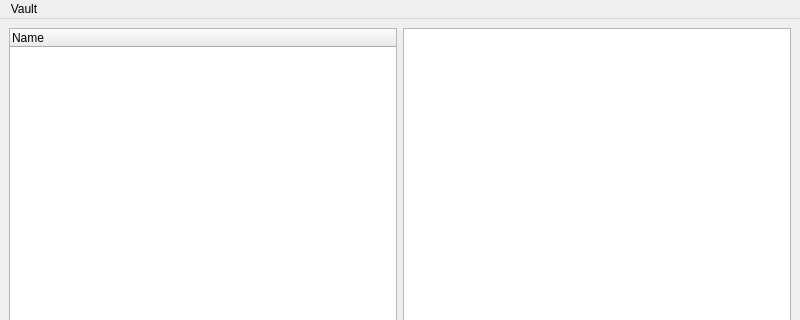
Above: src/mainwindow.ui from antpiasecki/dull before the change; both pictures show x 0 to 800 and y 0 to 320 of the 800 by 600 pixel window. Below: the same form after it.
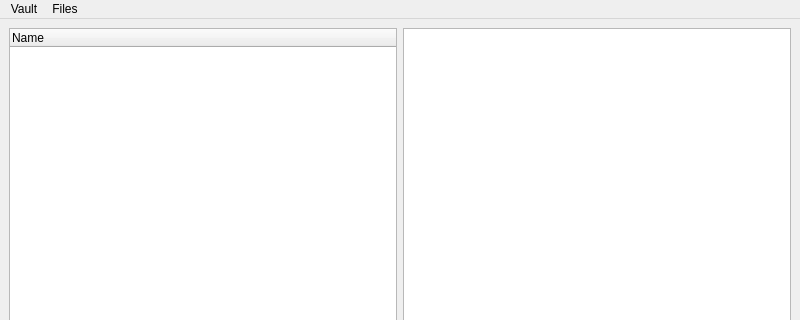
That is the form after the change.

Commit message: vault class

What changed in the file:
```diff
--- a/src/mainwindow.ui
+++ b/src/mainwindow.ui
@@ -46,7 +46,15 @@
     <addaction name="actionNew"/>
     <addaction name="actionOpen"/>
    </widget>
+   <widget class="QMenu" name="menuFiles">
+    <property name="title">
+     <string>Files</string>
+    </property>
+    <addaction name="actionCreateFile"/>
+    <addaction name="actionAddFile"/>
+   </widget>
    <addaction name="menuFile"/>
+   <addaction name="menuFiles"/>
   </widget>
   <action name="actionNew">
    <property name="text">
```
Left out of the diff: 18 changed lines with no effect on the pictures. The commit also changes 7 other files.
